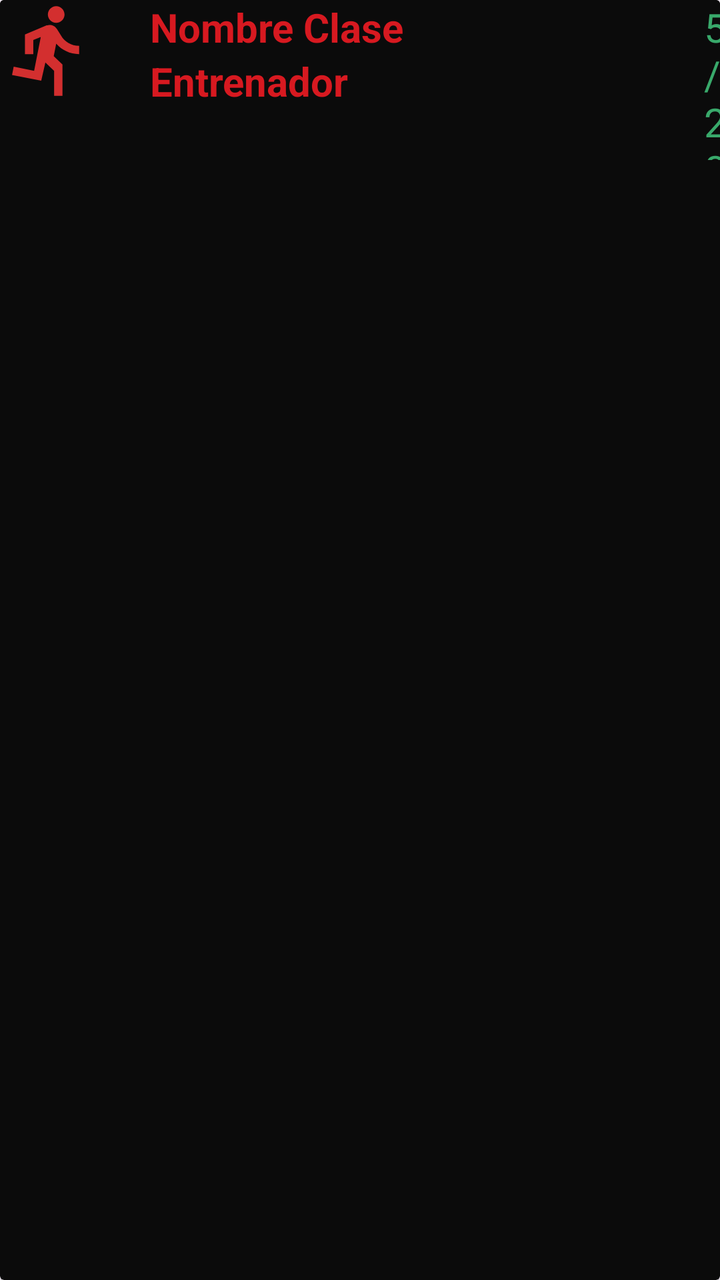
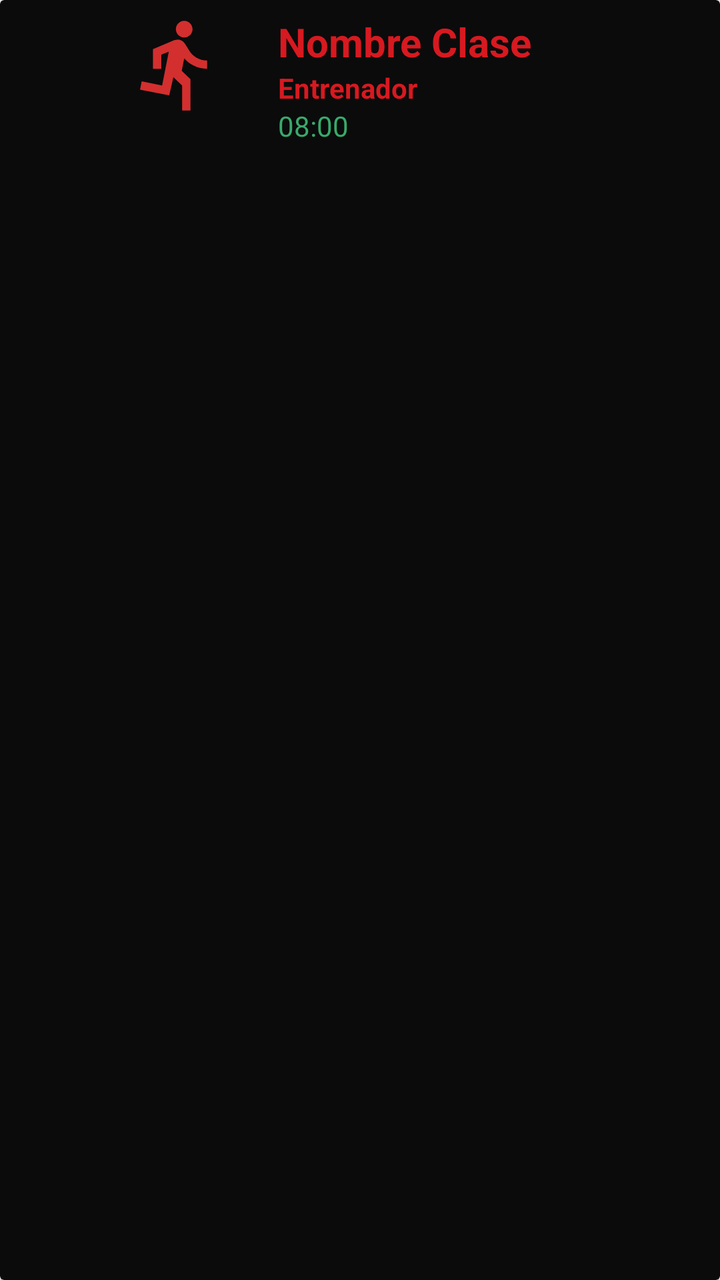

The first picture is an Android layout as it rendered before a commit; the second is the same layout after the commit. The layout source and the unified diff follow.
<!-- AndroidManifest.xml: application theme Theme.AppGYM -->
<!-- res/layout/claseslista.xml -->
<?xml version="1.0" encoding="utf-8"?>
<androidx.cardview.widget.CardView xmlns:android="http://schemas.android.com/apk/res/android"
    android:layout_width="match_parent"
    android:layout_height="match_parent"
    android:backgroundTint="@color/black">

    <LinearLayout
        android:layout_width="match_parent"
        android:layout_height="80dp"
        android:background="@drawable/bg_redondeado"
        android:gravity="center">
<LinearLayout
    android:layout_width="wrap_content"
    android:layout_height="wrap_content"
    android:background="@color/black">
<ImageView
    android:layout_width="wrap_content"
    android:layout_height="wrap_content"
    android:src="@drawable/in_reserva" />
    <View
        android:layout_width="25dp"
        android:layout_height="0dp"/>
    <LinearLayout
        android:layout_width="wrap_content"
        android:layout_height="wrap_content"
        android:orientation="vertical">
<TextView
    android:id="@+id/nombre_clase"
    android:layout_width="wrap_content"
    android:layout_height="wrap_content"
    android:text="Nombre Clase"
    android:textSize="20sp"
    android:textStyle="bold"
    android:textColor="@color/color_login"/>
        <TextView
            android:id="@+id/nombre_entrenador"
            android:layout_width="wrap_content"
            android:layout_height="wrap_content"
            android:text="Entrenador"
            android:textSize="20sp"
            android:textStyle="bold"
            android:textColor="@color/color_login"/>
    </LinearLayout>
<View
    android:layout_width="150dp"
    android:layout_height="0dp"/>

    <LinearLayout
        android:layout_width="wrap_content"
        android:layout_height="wrap_content"
        android:layout_gravity="center">

        <TextView
            android:id="@+id/num_reserva"
            android:layout_width="wrap_content"
            android:layout_height="wrap_content"
            android:text="5/20"
            android:textSize="20sp"
            android:textColor="@color/verde_activo"/>


    </LinearLayout>
</LinearLayout>




    </LinearLayout>

</androidx.cardview.widget.CardView>
<!-- resources referenced by this layout -->
<resources>
  <color name="black">#0B0B0B</color>
  <color name="color_login">#D71920</color>
  <color name="verde_activo">#39A96B</color>
  <!-- drawable bg_redondeado (drawable) -->
  <?xml version="1.0" encoding="utf-8"?>
  <shape xmlns:android="http://schemas.android.com/apk/res/android" android:shape="rectangle">
      <solid android:color="@color/surface_alt"/>
      <corners android:radius="20dp"/>
  </shape>
  <!-- drawable in_reserva (drawable) -->
  <vector xmlns:android="http://schemas.android.com/apk/res/android" android:autoMirrored="true" android:height="50dp" android:tint="#D32F2F" android:viewportHeight="24" android:viewportWidth="24" android:width="50dp">
        
      <path android:fillColor="@android:color/white" android:pathData="M13.49,5.48c1.1,0 2,-0.9 2,-2s-0.9,-2 -2,-2 -2,0.9 -2,2 0.9,2 2,2zM9.89,19.38l1,-4.4 2.1,2v6h2v-7.5l-2.1,-2 0.6,-3c1.3,1.5 3.3,2.5 5.5,2.5v-2c-1.9,0 -3.5,-1 -4.3,-2.4l-1,-1.6c-0.4,-0.6 -1,-1 -1.7,-1 -0.3,0 -0.5,0.1 -0.8,0.1l-5.2,2.2v4.7h2v-3.4l1.8,-0.7 -1.6,8.1 -4.9,-1 -0.4,2 7,1.4z"/>
      
  </vector>
  <style name="Theme.AppGYM" parent="Base.Theme.AppGYM" />
  <color name="surface_alt">#171717</color>
  <style name="Base.Theme.AppGYM" parent="Theme.Material3.DayNight.NoActionBar">
          
          
      </style>
</resources>

<!-- the commit's change to res/layout/claseslista.xml (unified diff, before → after) -->
@@ -7,7 +7,6 @@
     <LinearLayout
         android:layout_width="match_parent"
         android:layout_height="80dp"
-        android:background="@drawable/bg_redondeado"
         android:gravity="center">
 <LinearLayout
     android:layout_width="wrap_content"
@@ -37,12 +36,27 @@
             android:layout_width="wrap_content"
             android:layout_height="wrap_content"
             android:text="Entrenador"
-            android:textSize="20sp"
             android:textStyle="bold"
             android:textColor="@color/color_login"/>
+
+        <LinearLayout
+            android:layout_width="wrap_content"
+            android:layout_height="wrap_content">
+            <TextView
+                android:id="@+id/hora_clase"
+                android:layout_width="wrap_content"
+                android:layout_height="wrap_content"
+                android:text="08:00"
+                android:textColor="@color/verde_activo"/>
+
+        </LinearLayout>
     </LinearLayout>
+
+
+
+
 <View
-    android:layout_width="150dp"
+    android:layout_width="30dp"
     android:layout_height="0dp"/>
 
     <LinearLayout
@@ -54,10 +68,14 @@
             android:id="@+id/num_reserva"
             android:layout_width="wrap_content"
             android:layout_height="wrap_content"
-            android:text="5/20"
-            android:textSize="20sp"
+            android:text=""
             android:textColor="@color/verde_activo"/>
-
+<TextView
+    android:id="@+id/capacidad"
+    android:layout_width="wrap_content"
+    android:layout_height="wrap_content"
+    android:text=""
+    android:textColor="@color/verde_activo"/>
 
     </LinearLayout>
 </LinearLayout>
<!-- resource entries referenced after the edit -->
@@ -3,12 +3,6 @@
   <color name="black">#0B0B0B</color>
   <color name="color_login">#D71920</color>
   <color name="verde_activo">#39A96B</color>
-  <!-- drawable bg_redondeado (drawable) -->
-  <?xml version="1.0" encoding="utf-8"?>
-  <shape xmlns:android="http://schemas.android.com/apk/res/android" android:shape="rectangle">
-      <solid android:color="@color/surface_alt"/>
-      <corners android:radius="20dp"/>
-  </shape>
   <!-- drawable in_reserva (drawable) -->
   <vector xmlns:android="http://schemas.android.com/apk/res/android" android:autoMirrored="true" android:height="50dp" android:tint="#D32F2F" android:viewportHeight="24" android:viewportWidth="24" android:width="50dp">
         
@@ -16,7 +10,6 @@
       
   </vector>
   <style name="Theme.AppGYM" parent="Base.Theme.AppGYM" />
-  <color name="surface_alt">#171717</color>
   <style name="Base.Theme.AppGYM" parent="Theme.Material3.DayNight.NoActionBar">
           
           
